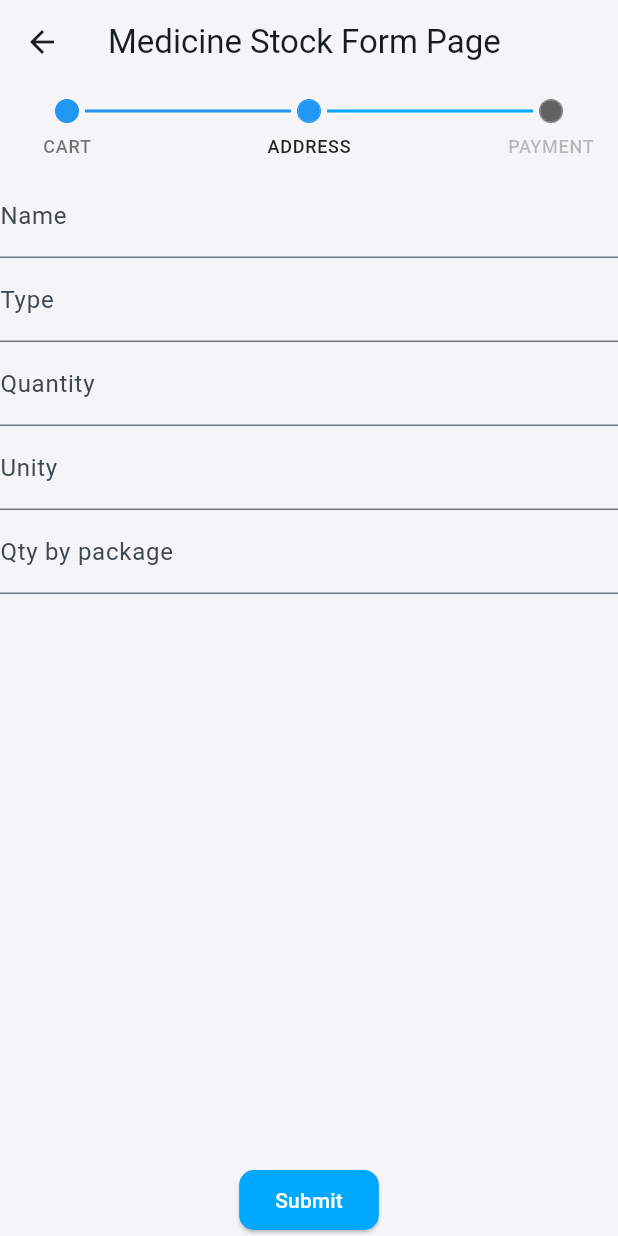
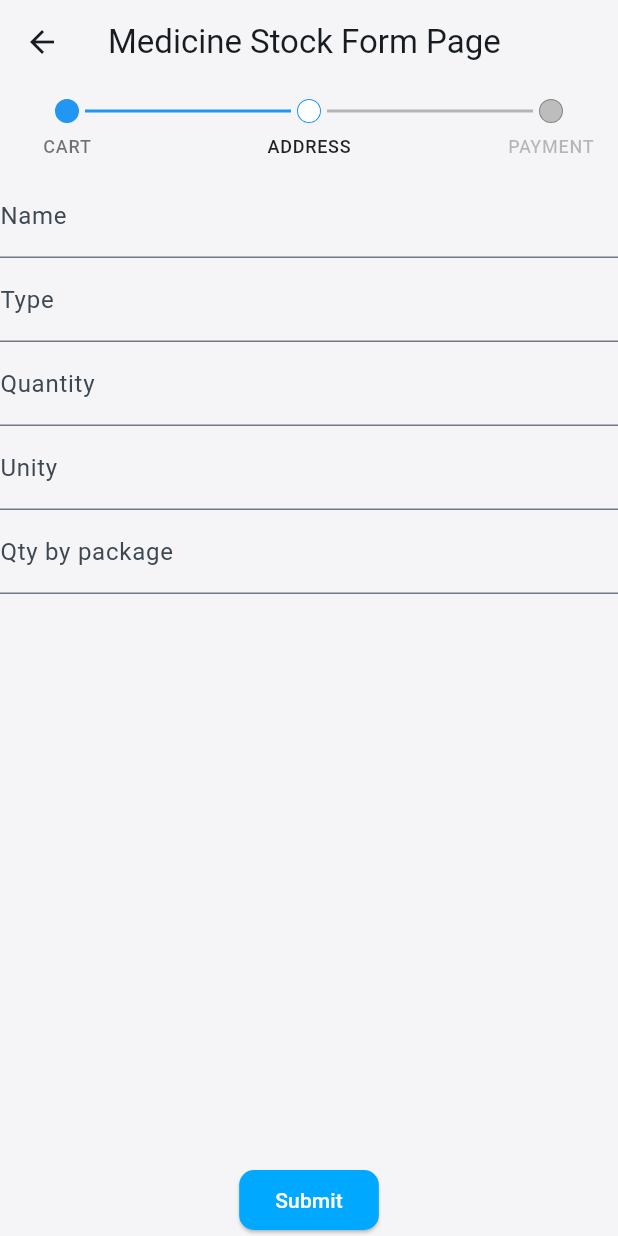
Before and after one commit to Alan-Roza/tcc-medicine-management, a Flutter app: the MedicineStockFormPage screen opened by its route, on a phone screen of 412 x 824 dp. Run offline on Flutter 3.47's test engine with Material 3 defaults, Android fonts, the phone set to English and light mode, and no system bars; drawn by our look-alikes of easy_stepper; our stand-ins replace flutter_mobx, flutter_speed_dial, flutter_svg, go_router, google_fonts, image_picker and 1 more; generated files the repository leaves out were written again; project files that could hold a hidden picture were left out.

Commit message:
wip: progress

```diff
--- a/lib/app/shared/widgets/step_progress_view.dart
+++ b/lib/app/shared/widgets/step_progress_view.dart
@@ -44,8 +44,9 @@ class _StepProgressViewState extends State<StepProgressView> {
             lineLength: width,
             lineType: LineType.normal,
             finishedLineColor: Colors.blue,
+            activeLineColor: Colors.black26,
             unreachedLineType: LineType.normal,
-            unreachedLineColor: Colors.grey.shade400,
+            unreachedLineColor: Colors.black26,
             lineThickness: 2,
             lineSpace: 1,
             lineWidth: 10,
@@ -59,6 +60,7 @@ class _StepProgressViewState extends State<StepProgressView> {
           unreachedStepBackgroundColor: Colors.black26,
 
           activeStepBorderColor: Colors.blue,
+          activeStepBorderType: BorderType.normal,
           activeStepTextColor: Colors.black87,
           activeStepBackgroundColor: Colors.white,
           activeStepIconColor: Colors.black87,
@@ -69,15 +71,15 @@ class _StepProgressViewState extends State<StepProgressView> {
             steps: widget._titles.map((title) {
               int index = widget._titles.indexOf(title);
               return EasyStep(
+                title: title,
                 customStep: CircleAvatar(
                   radius: 8,
-                  backgroundColor: activeStep >= index ? Colors.blue : Colors.black26,
-                  child: CircleAvatar(
-                    radius: 7,
-                    backgroundColor: activeStep >= index ? Colors.blue : Colors.black26,
-                  ),
+                  backgroundColor:  activeStep == index ? Colors.white : activeStep >= index ? Colors.blue : Colors.grey.shade400,
+                  // child: CircleAvatar(
+                  //   radius: 7,
+                  //   backgroundColor: activeStep >= index ? Colors.blue : Colors.black26,
+                  // ),
                 ),
-                title: title,
               );
             }).toList(),
             // EasyStep(
```
